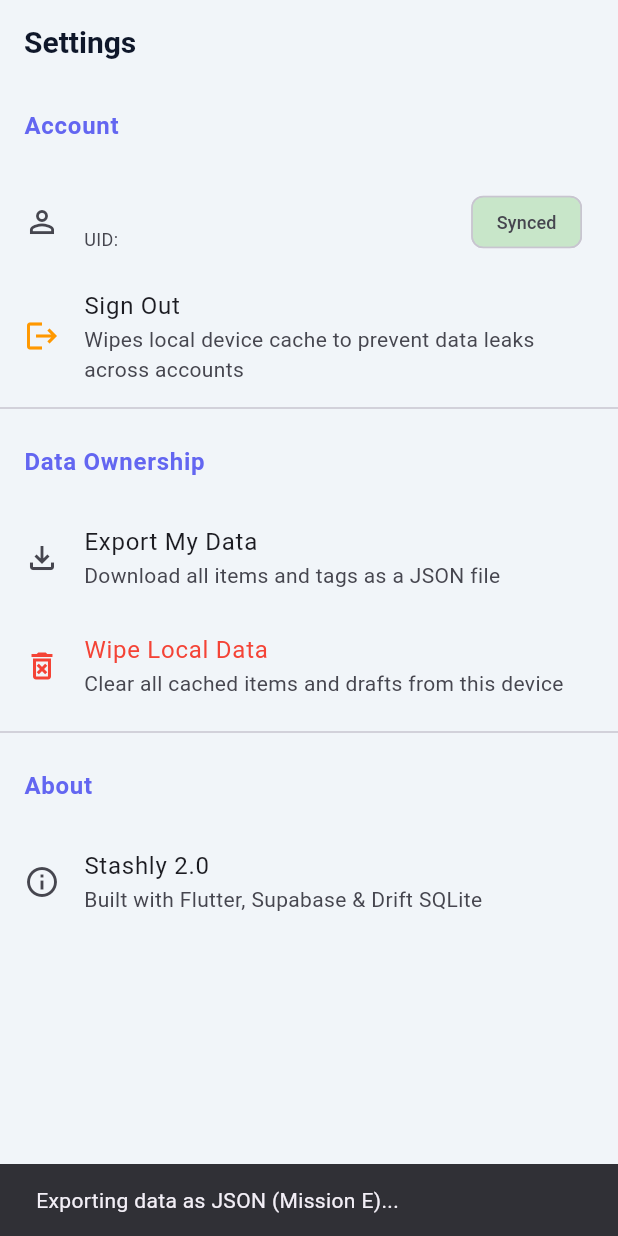
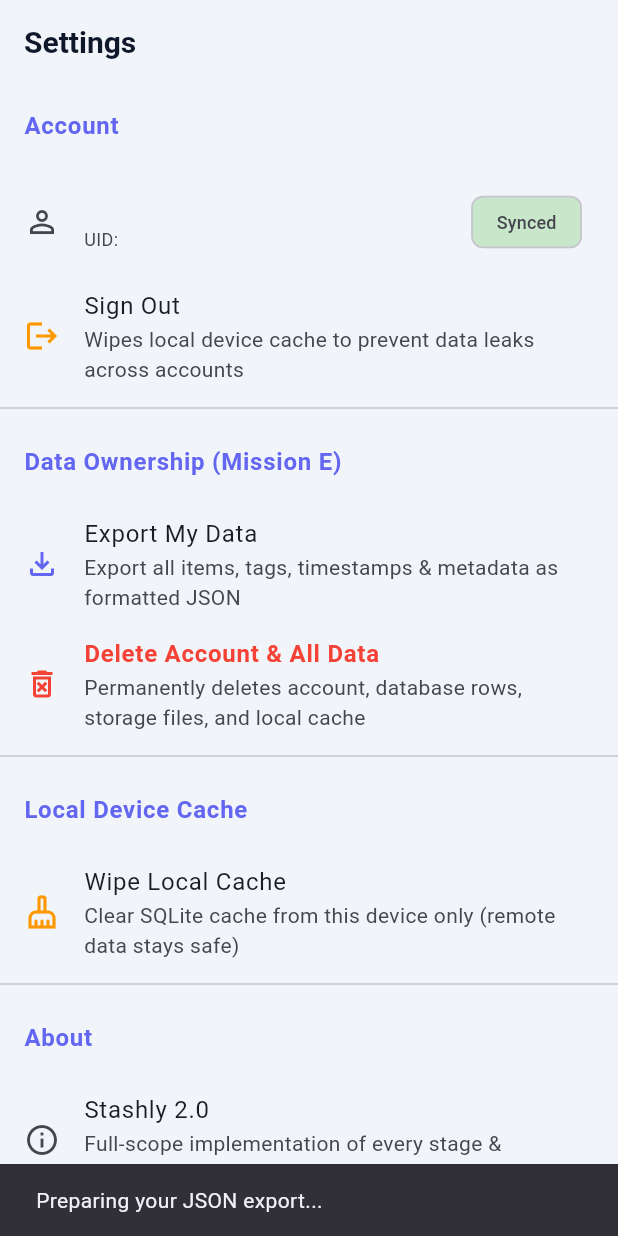
Before and after one commit to codewithrim/stashly-2.0, a Flutter app: the SettingsScreen screen opened by its route, after a tap on "Export My Data", on a phone screen of 412 x 824 dp. Run offline on Flutter 3.47's test engine with Material 3 defaults, Android fonts, the phone set to English and light mode, and no system bars; our stand-ins replace connectivity_plus, drift, drift_flutter, file_picker, flutter_local_notifications, flutter_riverpod and 5 more; accounts and stored records are empty; generated files the repository leaves out were written again; statements that could not run were skipped.

Commit message:
feat: complete Phase 8 Mission E data ownership with JSON export, typed account deletion, and edge function invocation

```diff
--- /dev/null
+++ b/lib/data/services/data_ownership_service.dart
@@ -0,0 +1,80 @@
+import 'dart:convert';
+import 'dart:io';
+import 'package:path_provider/path_provider.dart';
+import 'package:share_plus/share_plus.dart';
+import 'package:supabase_flutter/supabase_flutter.dart';
+import '../../core/errors.dart';
+import '../local/db.dart';
+import '../repositories/item_repository.dart';
+
+class DataOwnershipService {
+  final AppDatabase _db;
+  final SupabaseClient _supabase;
+  final ItemRepository _itemRepository;
+
+  DataOwnershipService(this._db, this._supabase, this._itemRepository);
+
+  /// Builds a complete JSON export of all items, tags, timestamps, and attachment metadata
+  Future<File> exportUserDataJson() async {
+    final user = _supabase.auth.currentUser;
+    final activeItems = await _db.getAllActiveItems();
+    final archivedItems = await (_db.select(_db.items)
+          ..where((tbl) => tbl.isDeletedLocally.equals(false) & tbl.archived.equals(true)))
+        .get();
+
+    final allItems = [
+      ...activeItems,
+      ...archivedItems.map((r) => _db._rowToModel(r)),
+    ];
+
+    final exportData = {
+      'app': 'Stashly 2.0',
+      'version': '1.0.0',
+      'exported_at': DateTime.now().toUtc().toIso8601String(),
+      'user_id': user?.id ?? 'local_user',
+      'user_email': user?.email ?? 'local@stashly.app',
+      'total_items': allItems.length,
+      'items': allItems.map((item) => item.toJson()).toList(),
+    };
+
+    final jsonString = const JsonEncoder.withIndent('  ').convert(exportData);
+
+    final tempDir = await getTemporaryDirectory();
+    final timestamp = DateTime.now().millisecondsSinceEpoch;
+    final file = File('${tempDir.path}/stashly_export_$timestamp.json');
+
+    await file.writeAsString(jsonString);
+    return file;
+  }
+
+  /// Exports and triggers the system share sheet
+  Future<void> exportAndShare() async {
+    final file = await exportUserDataJson();
+    final xFile = XFile(file.path, mimeType: 'application/json');
+    await Share.shareXFiles([xFile], text: 'My Stashly Data Export');
+  }
+
+  /// Calls the Supabase Edge Function to delete account (auth, storage, database)
+  /// then wipes the local cache.
+  Future<void> deleteAccount() async {
+    final user = _supabase.auth.currentUser;
+    if (user == null) {
+      // Offline mode account wipe
+      await _itemRepository.wipeLocalData();
+      return;
+    }
+
+    try {
+      final response = await _supabase.functions.invoke('delete-account');
+      if (response.status != 200) {
+        throw UnknownException('Edge Function failed to delete account (Status: ${response.status})');
+      }
+
+      // Wipe local storage and sign out
+      await _itemRepository.wipeLocalData();
+      await _supabase.auth.signOut();
+    } catch (e) {
+      throw UnknownException('Account deletion failed: $e');
+    }
+  }
+}
--- a/lib/features/providers.dart
+++ b/lib/features/providers.dart
@@ -5,6 +5,7 @@
 import '../../data/repositories/item_repository.dart';
 import '../../data/repositories/synced_item_repository.dart';
 import '../../data/services/attachment_service.dart';
+import '../../data/services/data_ownership_service.dart';
 import '../../data/services/reminder_service.dart';
 import '../../data/services/share_link_service.dart';
 
@@ -31,6 +32,12 @@
   return ShareLinkService(Supabase.instance.client);
 });
 
+final dataOwnershipServiceProvider = Provider<DataOwnershipService>((ref) {
+  final db = ref.watch(databaseProvider);
+  final repo = ref.watch(itemRepositoryProvider);
+  return DataOwnershipService(db, Supabase.instance.client, repo);
+});
+
 final activeItemsStreamProvider = StreamProvider<List<SavedItem>>((ref) {
   final repo = ref.watch(itemRepositoryProvider);
   return repo.watchActiveItems();
--- a/lib/features/settings/settings_screen.dart
+++ b/lib/features/settings/settings_screen.dart
@@ -22,7 +22,7 @@
           ),
           ListTile(
             leading: const Icon(Icons.person_outline),
-            title: Text(user?.email ?? 'Signed In User'),
+            title: Text(user?.email ?? 'Local User'),
             subtitle: Text('UID: ${user?.id ?? "local"}', style: const TextStyle(fontSize: 12)),
             trailing: Chip(
               label: Text(user != null ? 'Synced' : 'Offline', style: const TextStyle(fontSize: 12)),
@@ -59,34 +59,116 @@
           ),
           const Divider(),
           const ListTile(
-            title: Text('Data Ownership', style: TextStyle(fontWeight: FontWeight.bold, color: Color(0xFF6366F1))),
+            title: Text('Data Ownership (Mission E)', style: TextStyle(fontWeight: FontWeight.bold, color: Color(0xFF6366F1))),
           ),
           ListTile(
-            leading: const Icon(Icons.file_download_outlined),
+            leading: const Icon(Icons.file_download_outlined, color: Color(0xFF6366F1)),
             title: const Text('Export My Data'),
-            subtitle: const Text('Download all items and tags as a JSON file'),
-            onTap: () {
-              ScaffoldMessenger.of(context).showSnackBar(
-                const SnackBar(content: Text('Exporting data as JSON (Mission E)...')),
-              );
+            subtitle: const Text('Export all items, tags, timestamps & metadata as formatted JSON'),
+            onTap: () async {
+              try {
+                ScaffoldMessenger.of(context).showSnackBar(
+                  const SnackBar(content: Text('Preparing your JSON export...')),
+                );
+                await ref.read(dataOwnershipServiceProvider).exportAndShare();
+              } catch (e) {
+                if (context.mounted) {
+                  ScaffoldMessenger.of(context).showSnackBar(
+                    SnackBar(content: Text('Export failed: $e')),
+                  );
+                }
+              }
             },
           ),
           ListTile(
             leading: const Icon(Icons.delete_forever_outlined, color: Colors.red),
-            title: const Text('Wipe Local Data', style: TextStyle(color: Colors.red)),
-            subtitle: const Text('Clear all cached items and drafts from this device'),
+            title: const Text('Delete Account & All Data', style: TextStyle(color: Colors.red, fontWeight: FontWeight.bold)),
+            subtitle: const Text('Permanently deletes account, database rows, storage files, and local cache'),
+            onTap: () async {
+              final confirmationTextController = TextEditingController();
+              final confirmed = await showDialog<bool>(
+                context: context,
+                builder: (ctx) => AlertDialog(
+                  title: const Text('Delete Account & All Data?'),
+                  content: Column(
+                    mainAxisSize: MainAxisSize.min,
+                    crossAxisAlignment: CrossAxisAlignment.start,
+                    children: [
+                      const Text(
+                        'This action is irreversible. The following will be permanently removed:\n'
+                        '• Your account credentials\n'
+                        '• All saved notes, links, and snippets\n'
+                        '• All uploaded files from attachments storage\n'
+                        '• All public share links (they will immediately stop working)\n'
+                        '• Local device database and cache\n\n'
+                        'Type "DELETE" below to confirm:',
+                        style: TextStyle(fontSize: 13, height: 1.4),
+                      ),
+                      const SizedBox(height: 12),
+                      TextField(
+                        controller: confirmationTextController,
+                        decoration: const InputDecoration(
+                          hintText: 'Type DELETE',
+                          border: OutlineInputBorder(),
+                        ),
+                      ),
+                    ],
+                  ),
+                  actions: [
+                    TextButton(onPressed: () => ctx.pop(false), child: const Text('Cancel')),
+                    FilledButton(
+                      style: FilledButton.styleFrom(backgroundColor: Colors.red),
+                      onPressed: () {
+                        if (confirmationTextController.text.trim() == 'DELETE') {
+                          ctx.pop(true);
+                        } else {
+                          ScaffoldMessenger.of(context).showSnackBar(
+                            const SnackBar(content: Text('Please type DELETE to confirm.')),
+                          );
+                        }
+                      },
+                      child: const Text('Delete Everything'),
+                    ),
+                  ],
+                ),
+              );
+
+              if (confirmed == true) {
+                try {
+                  await ref.read(dataOwnershipServiceProvider).deleteAccount();
+                  if (context.mounted) {
+                    context.go('/auth');
+                  }
+                } catch (e) {
+                  if (context.mounted) {
+                    ScaffoldMessenger.of(context).showSnackBar(
+                      SnackBar(content: Text('Delete failed: $e')),
+                    );
+                  }
+                }
+              }
+            },
+          ),
+          const Divider(),
+          const ListTile(
+            title: Text('Local Device Cache', style: TextStyle(fontWeight: FontWeight.bold, color: Color(0xFF6366F1))),
+          ),
+          ListTile(
+            leading: const Icon(Icons.cleaning_services_outlined, color: Colors.orange),
+            title: const Text('Wipe Local Cache'),
+            subtitle: const Text('Clear SQLite cache from this device only (remote data stays safe)'),
             onTap: () async {
               final confirmed = await showDialog<bool>(
                 context: context,
                 builder: (ctx) => AlertDialog(
                   title: const Text('Clear Local Database?'),
-                  content: const Text('This will delete all local items and cannot be undone.'),
+                  content: const Text('This will delete all local SQLite cached records and drafts.'),
                   actions: [
                     TextButton(onPressed: () => ctx.pop(false), child: const Text('Cancel')),
                     FilledButton(
-                      style: FilledButton.styleFrom(backgroundColor: Colors.red),
+                      style: FilledButton.styleFrom(backgroundColor: Colors.orange),
                       onPressed: () => ctx.pop(true),
-                      child: const Text('Wipe All'),
+                      child: const Text('Wipe Local'),
                     ),
                   ],
                 ),
@@ -110,7 +192,7 @@
           const ListTile(
             leading: Icon(Icons.info_outline),
             title: Text('Stashly 2.0'),
-            subtitle: Text('Built with Flutter, Supabase & Drift SQLite'),
+            subtitle: Text('Full-scope implementation of every stage & advanced mission in stashly.md'),
           ),
         ],
       ),
```
